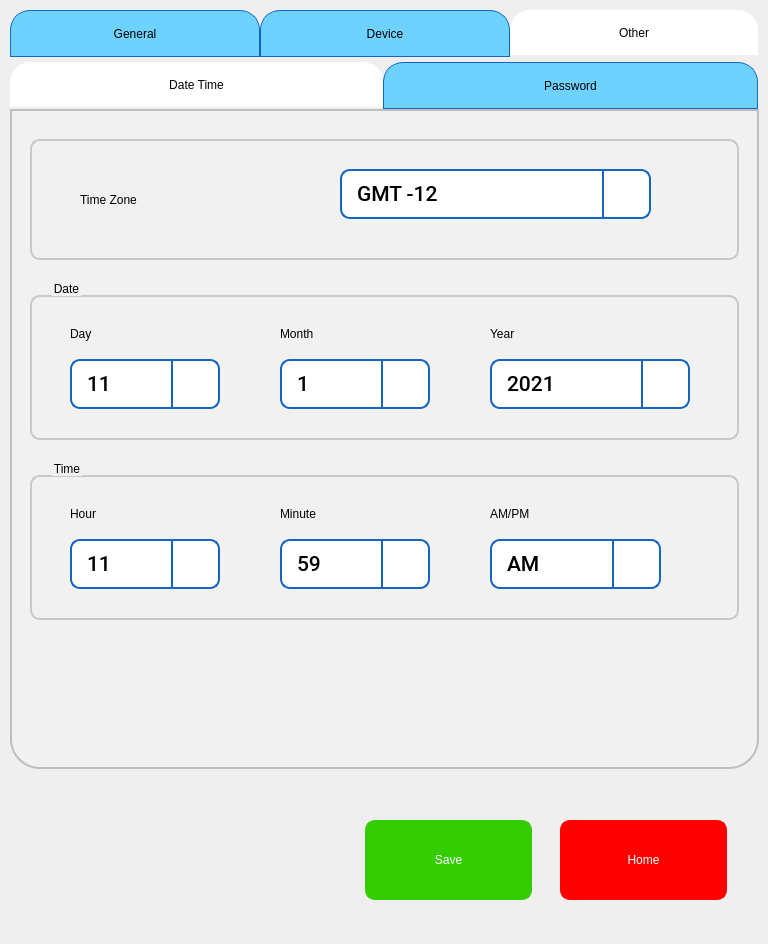
The window that pApp-22-June-2021/sgeneralsetup.ui (ChandraMVE/PSSC_QT_Development) describes before a commit, drawn with Qt 5.
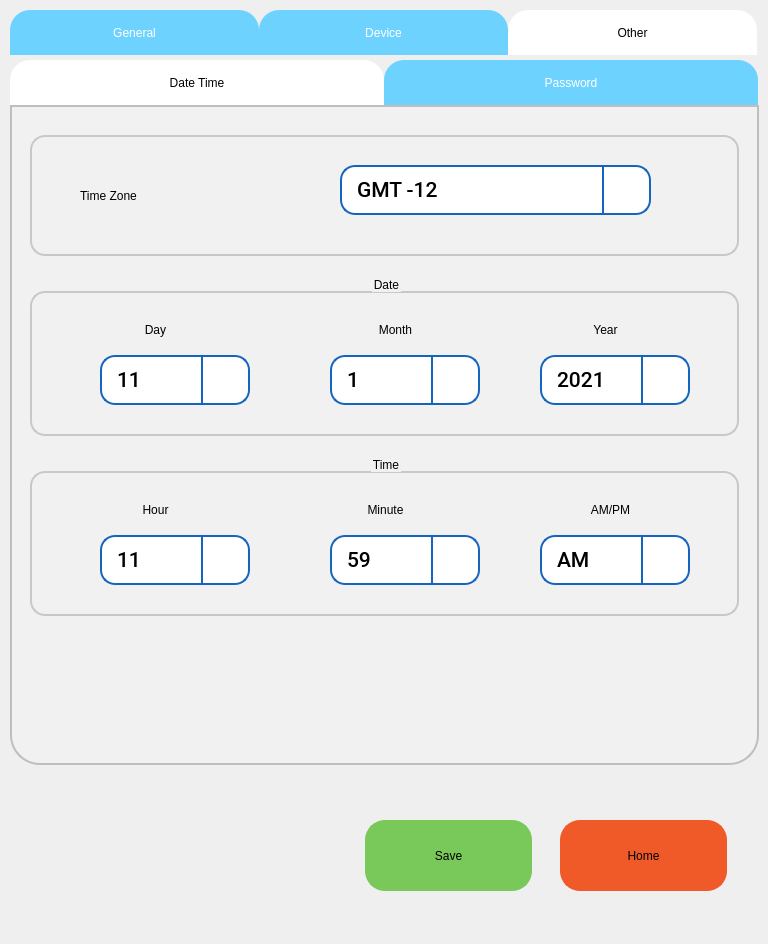
The same window after the commit. The open tabs and pages were chosen to show the change. Icons and pictures are not drawn. Custom widgets are drawn as their Qt base class.

Commit message: QT Version 1.05.130 has below changes 1. UI color is changed

What changed in the file:
```diff
--- a/pApp-22-June-2021/sgeneralsetup.ui
+++ b/pApp-22-June-2021/sgeneralsetup.ui
@@ -19,7 +19,7 @@
      <x>560</x>
      <y>820</y>
      <width>167</width>
-     <height>80</height>
+     <height>71</height>
     </rect>
    </property>
    <property name="focusPolicy">
@@ -27,22 +27,22 @@
    </property>
    <property name="styleSheet">
     <string notr="true">QPushButton{
-background-color: red;
+background-color: rgb(240,90,40);
 border-width: 2px;
-border-color: red;
+border-color: rgb(240,90,40);
 border-style: solid;
-border-radius: 10;
-color: rgb(255, 255, 255);
-font: 75 16pt &quot;Roboto Medium&quot;;
+border-radius: 20;
+color: rgb(0,0,0);
+font: 75 18pt &quot;Roboto Medium&quot;;
 }
 QPushButton:disabled { 
-background-color: rgb(255, 174, 171);
+background-color: rgb(190, 190, 190);
 border-width: 2px;
-border-color: rgb(127, 143, 127);
+border-color: rgb(190, 190, 190);
 border-style: solid;
-border-radius: 10;
+border-radius: 20;
 color: rgb(0, 0, 0);
-font: 75 16pt &quot;Roboto Medium&quot;;
+font: 75 18pt &quot;Roboto Medium&quot;;
 }
 QPushButton:pressed {
 background-color: rgb(194, 54, 11);
@@ -58,18 +58,18 @@
 border-width: 2px;
 border-color: rgb(24, 163, 3);
 border-style: solid;
-border-radius: 10;
+border-radius: 20;
 color: rgb(0, 0, 0);
-font: 75 16pt &quot;Roboto Medium&quot;;
+font: 75 18pt &quot;Roboto Medium&quot;;
 }
 QPushButton:default {
 background-color: rgb(241, 241, 241);
 border-width: 2px;
-border-color: rgb(21, 100, 192);
+border-color: rgb(241, 241, 241);
 border-style: solid;
-border-radius: 10;
+border-radius: 20;
 color: rgb(0, 0, 0);
-font: 75 16pt &quot;Roboto Medium&quot;;
+font: 75 18pt &quot;Roboto Medium&quot;;
 }</string>
    </property>
    <property name="text">
@@ -82,7 +82,7 @@
      <x>365</x>
      <y>820</y>
      <width>167</width>
-     <height>80</height>
+     <height>71</height>
     </rect>
    </property>
    <property name="focusPolicy">
@@ -90,22 +90,22 @@
    </property>
    <property name="styleSheet">
     <string notr="true">QPushButton{
-background-color: rgb(51, 204, 0);
+background-color: rgb(120, 200, 90);
 border-width: 2px;
-border-color: rgb(51, 204, 0);
+border-color: rgb(120, 200, 90);
 border-style: solid;
-border-radius: 10;
-color: rgb(255, 255, 255);
-font: 75 16pt &quot;Roboto Medium&quot;;
+border-radius: 20;
+color: rgb(0,0,0);
+font: 75 18pt &quot;Roboto Medium&quot;;
 }
 QPushButton:disabled { 
-background-color: rgb(204, 244, 198);
+background-color: rgb(190, 190, 190);
 border-width: 2px;
-border-color: rgb(127, 143, 127);
+border-color: rgb(190, 190, 190);
 border-style: solid;
-border-radius: 10;
+border-radius: 20;
 color: rgb(0, 0, 0);
-font: 75 16pt &quot;Roboto Medium&quot;;
+font: 75 18pt &quot;Roboto Medium&quot;;
 }
 QPushButton:pressed {
 background-color: rgb(24, 163, 3);
@@ -121,18 +121,18 @@
 border-width: 2px;
 border-color: rgb(24, 163, 3);
 border-style: solid;
-border-radius: 10;
+border-radius: 20;
 color: rgb(0, 0, 0);
-font: 75 16pt &quot;Roboto Medium&quot;;
+font: 75 18pt &quot;Roboto Medium&quot;;
 }
 QPushButton:default {
 background-color: rgb(241, 241, 241);
 border-width: 2px;
-border-color: rgb(21, 100, 192);
+border-color: rgb(241, 241, 241);
 border-style: solid;
-border-radius: 10;
+border-radius: 20;
 color: rgb(0, 0, 0);
-font: 75 16pt &quot;Roboto Medium&quot;;
+font: 75 18pt &quot;Roboto Medium&quot;;
 }
 </string>
    </property>
@@ -162,34 +162,36 @@
     border-bottom-left-radius: 30px;
    	border-bottom-right-radius: 30px;
     border-top-right-radius: 30px;
+/*	outline: none;*/
 }
 
 QTabWidget::tab-bar {
     alignment: left;
-
+/*	outline: none;*/
 }
 
 /* Style the tab using the tab sub-control. Note that
     it reads QTabBar _not_ QTabWidget */
 QTabBar::tab {
 
-    border: 1px solid #C4C4C3;
+    border: 0px solid #C4C4C3;
     border-bottom-color: #C2C7CB; /* same as the pane color */
     border-top-left-radius: 20px;
     border-top-right-radius: 20px;
 
     padding: 2px;
     height:41px;
-   	width: 243.5px;
+   	width: 245px;
 
-border-width: 1px;
+border-width: 0px;
 border-color: rgb(21, 100, 192);
 border-style: solid;
 
 font: 75 20pt &quot;Roboto Medium&quot;;
-	color: rgb(0, 0, 0);
+/*	color: rgb(0, 0, 0);*/
+color: rgb(255, 255, 255);
 background-color: rgb(110, 210, 255);
-	
+/*	outline: none;*/
 
 }
 
@@ -198,8 +200,11 @@
 	background-color: rgb(255, 255, 255);
     border-color: #9B9B9B;
     border-bottom-color: #C2C7CB; /* same as pane color */
- border: 0px
+/* border: 0px;*/
+color: rgb(0, 0, 0);
+	outline: none;
 }
+
 </string>
    </property>
    <property name="tabShape">
@@ -3333,36 +3338,37 @@
    border-bottom-right-radius: 30px;
     border-top-right-radius: 30px;
 
-
+	outline: none;
 
 }
 
 QTabWidget::tab-bar {
     alignment: left;
-
+	outline: none;
 }
 
 /* Style the tab using the tab sub-control. Note that
     it reads QTabBar _not_ QTabWidget */
 QTabBar::tab {
 
-    border: 1px solid #C4C4C3;
+    border: 0px solid #C4C4C3;
     border-bottom-color: #C2C7CB; /* same as the pane color */
     border-top-left-radius: 20px;
     border-top-right-radius: 20px;
 
     padding: 2px;
     height:41px;
-   width: 369px;
+   width: 370px;
 
-border-width: 1px;
+border-width: 0px;
 border-color: rgb(21, 100, 192);
 border-style: solid;
 
 font: 75 16pt &quot;Roboto Medium&quot;;
-	color: rgb(0, 0, 0);
+/*	color: rgb(0, 0, 0);*/
+color: rgb(255, 255, 255);
 background-color: rgb(110, 210, 255);
-	
+	outline: none;
 
 }
 
@@ -3371,7 +3377,10 @@
 	background-color: rgb(255, 255, 255);
     border-color: #9B9B9B;
     border-bottom-color: #C2C7CB; /* same as pane color */
- border: 0px
+ border: 0px;
+color: rgb(0, 0, 0);
+	outline: none;
+	border: none;
 }
 </string>
      </property>
@@ -3424,7 +3433,7 @@
         <property name="styleSheet">
          <string notr="true">QGroupBox {
     border: 2px solid  rgb(200, 200, 200);
-    border-radius: 10px;
+    border-radius: 15px;
     margin-top: 16px; /* leave space at the top for the title */
     padding : 0px;
 
@@ -3432,8 +3441,8 @@
 
 QGroupBox::title {
     subcontrol-origin: padding;
-    subcontrol-position: top left ; /* position at the top center */
-    left : 20px;
+    subcontrol-position: top centre ; /* position at the top center */
+    left : 0px;
     top : -15px;
 }</string>
         </property>
@@ -3443,9 +3452,9 @@
         <widget class="QComboBox" name="cbYear">
          <property name="geometry">
           <rect>
-           <x>460</x>
+           <x>510</x>
            <y>80</y>
-           <width>200</width>
+           <width>150</width>
            <height>50</height>
           </rect>
          </property>
@@ -3464,7 +3473,7 @@
          <property name="styleSheet">
           <string notr="true">QComboBox {
    border: 2px solid  rgb(21, 100, 192);
-   border-radius: 10px;
+   border-radius: 15px;
    padding: 1px 18px 1px 3px;
    background-color: rgb(255, 255, 255);
    color: rgb(0, 0, 0);
@@ -3663,7 +3672,7 @@
         <widget class="QComboBox" name="cbDay">
          <property name="geometry">
           <rect>
-           <x>40</x>
+           <x>70</x>
            <y>80</y>
            <width>150</width>
            <height>50</height>
@@ -3684,7 +3693,7 @@
          <property name="styleSheet">
           <string notr="true">QComboBox {
    border: 2px solid  rgb(21, 100, 192);
-   border-radius: 10px;
+   border-radius: 15px;
    padding: 1px 18px 1px 3px;
    background-color: rgb(255, 255, 255);
    color: rgb(0, 0, 0);
@@ -3858,7 +3867,7 @@
         <widget class="QComboBox" name="cbMonth">
          <property name="geometry">
           <rect>
-           <x>250</x>
+           <x>300</x>
            <y>80</y>
            <width>150</width>
            <height>50</height>
@@ -3879,7 +3888,7 @@
          <property name="styleSheet">
           <string notr="true">QComboBox {
    border: 2px solid  rgb(21, 100, 192);
-   border-radius: 10px;
+   border-radius: 15px;
    padding: 1px 18px 1px 3px;
    background-color: rgb(255, 255, 255);
    color: rgb(0, 0, 0);
@@ -4038,7 +4047,7 @@
         <widget class="QLabel" name="label_28">
          <property name="geometry">
           <rect>
-           <x>40</x>
+           <x>70</x>
            <y>30</y>
            <width>111</width>
            <height>50</height>
@@ -4051,11 +4060,14 @@
          <property name="text">
           <string>Day</string>
          </property>
+         <property name="alignment">
+          <set>Qt::AlignCenter</set>
+         </property>
         </widget>
         <widget class="QLabel" name="label_34">
          <property name="geometry">
           <rect>
-           <x>250</x>
+           <x>310</x>
            <y>30</y>
            <width>111</width>
            <height>50</height>
@@ -4068,11 +4080,14 @@
          <property name="text">
           <string>Month</string>
          </property>
+         <property name="alignment">
+          <set>Qt::AlignCenter</set>
+         </property>
         </widget>
         <widget class="QLabel" name="label_35">
          <property name="geometry">
           <rect>
-           <x>460</x>
+           <x>510</x>
            <y>30</y>
            <width>131</width>
            <height>50</height>
@@ -4085,6 +4100,9 @@
          <property name="text">
           <string>Year</string>
          </property>
+         <property name="alignment">
+          <set>Qt::AlignCenter</set>
+         </property>
         </widget>
        </widget>
        <widget class="QGroupBox" name="groupBox_3">
@@ -4099,7 +4117,7 @@
         <property name="styleSheet">
          <string notr="true">QGroupBox {
     border: 2px solid  rgb(200, 200, 200);
-    border-radius: 10px;
+    border-radius: 15px;
     margin-top: 16px; /* leave space at the top for the title */
     padding : 0px;
 
@@ -4107,8 +4125,8 @@
 
 QGroupBox::title {
     subcontrol-origin: padding;
-    subcontrol-position: top left ; /* position at the top center */
-    left : 20px;
+    subcontrol-position: top centre ; /* position at the top center */
+    left : 0px;
     top : -15px;
 }</string>
         </property>
@@ -4118,7 +4136,7 @@
         <widget class="QComboBox" name="cbHour">
          <property name="geometry">
           <rect>
-           <x>40</x>
+           <x>70</x>
            <y>80</y>
            <width>150</width>
            <height>50</height>
@@ -4145,7 +4163,7 @@
          <property name="styleSheet">
           <string notr="true">QComboBox {
    border: 2px solid  rgb(21, 100, 192);
-   border-radius: 10px;
+   border-radius: 15px;
    padding: 1px 18px 1px 3px;
    background-color: rgb(255, 255, 255);
    color: rgb(0, 0, 0);
@@ -4322,7 +4340,7 @@
         <widget class="QComboBox" name="cbMinute">
          <property name="geometry">
           <rect>
-           <x>250</x>
+           <x>300</x>
            <y>80</y>
            <width>150</width>
            <height>50</height>
@@ -4343,7 +4361,7 @@
          <property name="styleSheet">
           <string notr="true">QComboBox {
    border: 2px solid  rgb(21, 100, 192);
-   border-radius: 10px;
+   border-radius: 15px;
    padding: 1px 18px 1px 3px;
    background-color: rgb(255, 255, 255);
    color: rgb(0, 0, 0);
@@ -4505,7 +4523,7 @@
         <widget class="QLabel" name="label_36">
          <property name="geometry">
           <rect>
-           <x>40</x>
+           <x>70</x>
            <y>30</y>
            <width>111</width>
            <height>50</height>
@@ -4518,11 +4536,14 @@
          <property name="text">
           <string>Hour</string>
          </property>
+         <property name="alignment">
+          <set>Qt::AlignCenter</set>
+         </property>
         </widget>
         <widget class="QLabel" name="label_37">
          <property name="geometry">
           <rect>
-           <x>250</x>
+           <x>300</x>
            <y>30</y>
            <width>111</width>
            <height>50</height>
@@ -4535,13 +4556,16 @@
          <property name="text">
           <string>Minute</string>
          </property>
+         <property name="alignment">
+          <set>Qt::AlignCenter</set>
+         </property>
         </widget>
         <widget class="QComboBox" name="cbAMPM">
          <property name="geometry">
           <rect>
-           <x>460</x>
+           <x>510</x>
            <y>80</y>
-           <width>171</width>
+           <width>150</width>
            <height>50</height>
           </rect>
          </property>
@@ -4560,7 +4584,7 @@
          <property name="styleSheet">
           <string notr="true">QComboBox {
    border: 2px solid  rgb(21, 100, 192);
-   border-radius: 10px;
+   border-radius: 15px;
    padding: 1px 18px 1px 3px;
    background-color: rgb(255, 255, 255);
    color: rgb(0, 0, 0);
@@ -4668,7 +4692,7 @@
         <widget class="QLabel" name="label_39">
          <property name="geometry">
           <rect>
-           <x>460</x>
+           <x>530</x>
            <y>30</y>
            <width>101</width>
            <height>50</height>
@@ -4681,6 +4705,9 @@
          <property name="text">
           <string>AM/PM</string>
          </property>
+         <property name="alignment">
+          <set>Qt::AlignCenter</set>
+         </property>
         </widget>
        </widget>
        <widget class="QFrame" name="frame_5">
@@ -4695,7 +4722,7 @@
         <property name="styleSheet">
          <string notr="true">border-width: 2px;
 border-style: solid;
-border-radius: 10px;
+border-radius: 15px;
 color: rgb(0, 0, 0);
 font: 75 16pt &quot;Roboto&quot;;
 border-color:  rgb(200, 200, 200);
@@ -4732,7 +4759,7 @@
          <property name="styleSheet">
           <string notr="true">QComboBox {
    border: 2px solid  rgb(21, 100, 192);
-   border-radius: 10px;
+   border-radius: 15px;
    padding: 1px 18px 1px 3px;
    background-color: rgb(255, 255, 255);
    color: rgb(0, 0, 0);
```
Left out of the diff: 184 changed lines with no effect on the pictures. The commit also changes 19 other files.
